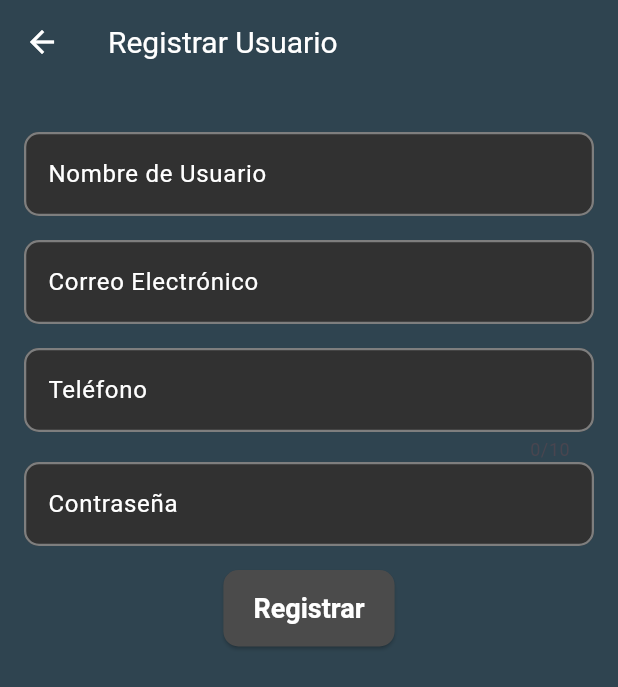
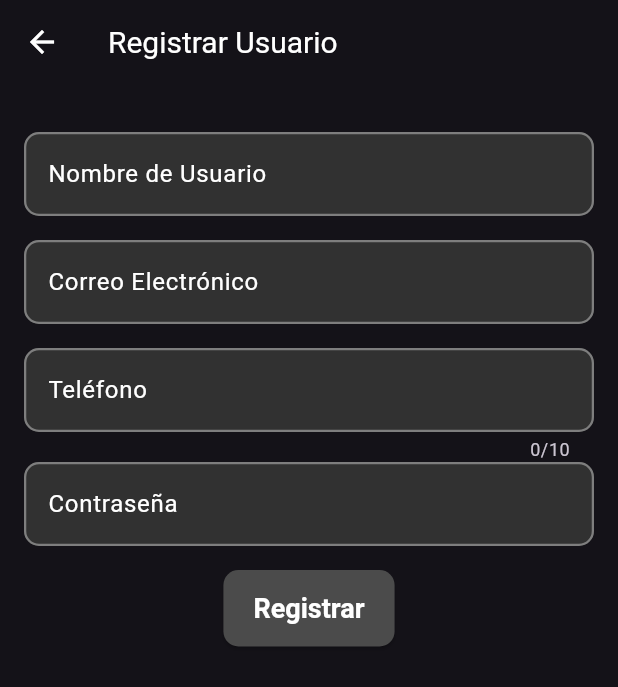
Before and after one commit to random-Kagamine-Rin-Shadow-y-un-Tilin/SEIM_canary, a Flutter app: the screen it shows after launch, after a tap on the "person add alt 1" icon, on a phone screen of 412 x 824 dp. Shown: the top 687 px of the screen. Run offline on Flutter 3.47's test engine with Material 3 defaults, Android fonts, the light colour scheme and no system bars; missing offline and left inert: mongo_dart; accounts and stored records are empty.

Commit message:
0.1.0_SEIM - Theme update

```diff
--- a/analysis_options.yaml
+++ /dev/null
@@ -1 +0,0 @@
-include: package:flutter_lints/flutter.yaml
--- a/lib/main.dart
+++ b/lib/main.dart
@@ -1,11 +1,12 @@
 import 'package:flutter/material.dart';
-import 'package:seim_canary/screens/Users/login.dart';
-import 'package:seim_canary/services/mongo_service.dart';
-import 'package:seim_canary/screens/home.dart';
-import 'package:seim_canary/screens/home_page.dart';
-import 'package:seim_canary/screens/Users/register.dart';
-import 'package:seim_canary/widgets/theme.dart';
-import 'package:seim_canary/models/user_model.dart';
+import 'package:seim_canary/screens/Devices/register_device.dart';
+import 'screens/Users/login.dart';
+import 'services/mongo_service.dart';
+import 'screens/home.dart';
+import 'screens/home_page.dart';
+import 'screens/Users/register.dart';
+import 'widgets/theme.dart';
+import 'models/user_model.dart';
 
 void main() async {
   WidgetsFlutterBinding.ensureInitialized();
@@ -32,6 +33,8 @@ class MainApp extends StatelessWidget {
             return MaterialPageRoute(builder: (context) => HomePage(user: user));
           case '/register':
             return MaterialPageRoute(builder: (context) => const RegisterUserScreen());
+          case '/dispositivos:':
+            return MaterialPageRoute(builder: (context) => const RegisterDeviceScreen());
           default:
             return MaterialPageRoute(builder: (context) => const LoginScreen());
         }
--- a/lib/widgets/theme.dart
+++ b/lib/widgets/theme.dart
@@ -2,13 +2,12 @@ import 'package:flutter/material.dart';
 
 ThemeData themeMain() {
   return ThemeData(
+    brightness: Brightness.dark,
     //Color principales de la app
-    scaffoldBackgroundColor: const Color.fromARGB(255, 47, 68, 80),
     primaryColor: const Color.fromARGB(255, 255, 255, 255),
 
     //Barra de la app / menu
     appBarTheme: const AppBarTheme(
-      backgroundColor: Color.fromARGB(255, 47, 68, 80),
       titleTextStyle: TextStyle(
         color: Color.fromARGB(255, 255, 255, 255),
         fontSize: 20,
@@ -75,8 +74,10 @@ ThemeData themeMain() {
       ),
     ),
     bottomNavigationBarTheme: const BottomNavigationBarThemeData(
-      backgroundColor: Color(0xFF2F4450), // Color de fondo del menú
-      selectedItemColor: Color.fromARGB(255, 71, 0, 119), // Color del ícono seleccionado
+      backgroundColor:
+          Color.fromARGB(255, 54, 54, 54), // Color de fondo del menú
+      selectedItemColor:
+          Color.fromARGB(255, 71, 0, 119), // Color del ícono seleccionado
       unselectedItemColor: Colors.grey, // Color de los íconos no seleccionados
       showSelectedLabels: true,
       showUnselectedLabels: true,
```
Also changed, not shown: lib/screens/home_page.dart (+10 -4 lines), pubspec.lock.
